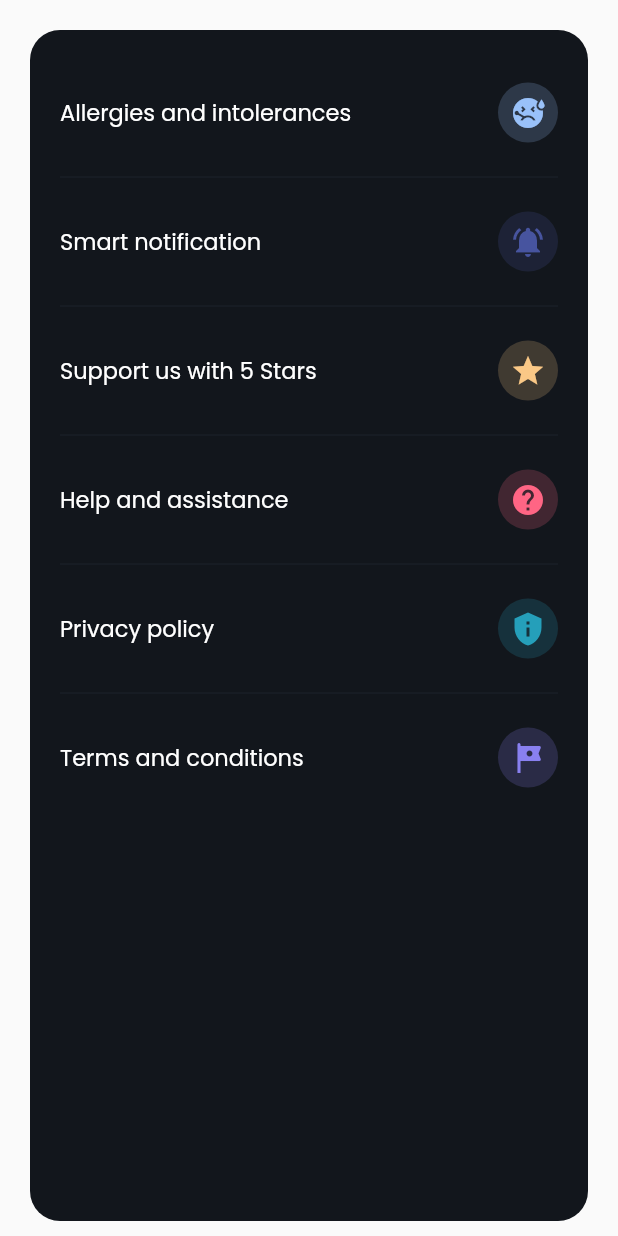
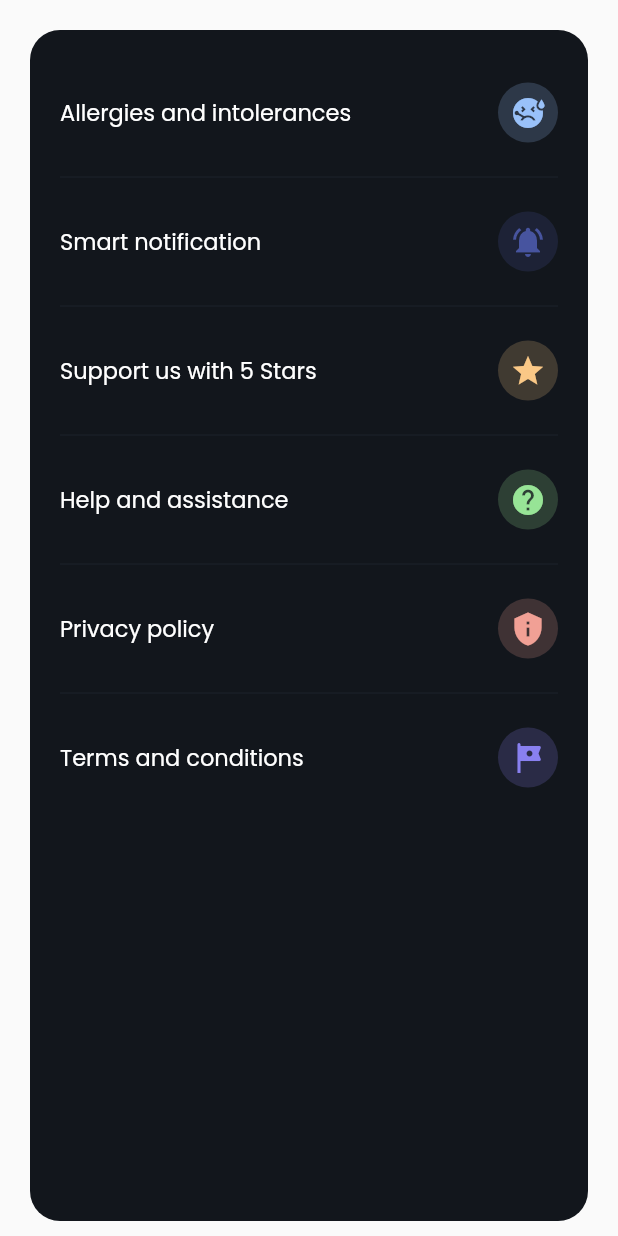
Before and after one commit to mitegj/food_match, a Flutter app: the SettingsArea widget shown alone on an empty page, opened directly with empty values, on a phone screen of 412 x 824 dp. Run offline on Flutter 3.47's test engine with Material 2 defaults, Android fonts, the phone set to English and light mode, and no system bars; our stand-ins replace cloud_firestore, firebase_auth, firebase_core, firebase_remote_config, fl_chart, flutter_local_notifications and 13 more; accounts and stored records are empty.

Commit message:
new version

```diff
--- a/lib/screens/allergies.dart
+++ b/lib/screens/allergies.dart
@@ -101,7 +101,8 @@ class AllergiesScreen extends GetWidget<AllergyController> {
                                               allergyController, index);
                                           return Obx(
                                             () => Container(
-                                              margin: EdgeInsets.all(5),
+                                              margin: EdgeInsets.only(
+                                                  top: 5, bottom: 5),
                                               padding: EdgeInsets.all(0),
                                               decoration: BoxDecoration(
                                                   color: UIColors.lightBlack,
--- a/lib/widgets/settings/disconnect_account_button.dart
+++ b/lib/widgets/settings/disconnect_account_button.dart
@@ -38,7 +38,7 @@ class DisconnectAccountButton extends StatelessWidget {
                   fontWeight: FontWeight.w400,
                 )),
             CircleAvatar(
-              backgroundColor: UIColors.black.withOpacity(0.6),
+              backgroundColor: Colors.red.withOpacity(0.2),
               child: Icon(
                 Icons.exit_to_app_sharp,
                 color: Colors.red[500],
--- a/lib/widgets/settings/settings_area.dart
+++ b/lib/widgets/settings/settings_area.dart
@@ -135,10 +135,10 @@ class SettingsArea extends StatelessWidget {
                         fontWeight: FontWeight.w400,
                       )),
                   CircleAvatar(
-                    backgroundColor: UIColors.pink.withOpacity(0.2),
+                    backgroundColor: UIColors.lightGreen.withOpacity(0.2),
                     child: Icon(
                       Icons.help,
-                      color: UIColors.pink,
+                      color: UIColors.lightGreen,
                     ),
                   )
                 ],
@@ -166,10 +166,10 @@ class SettingsArea extends StatelessWidget {
                         fontWeight: FontWeight.w400,
                       )),
                   CircleAvatar(
-                    backgroundColor: UIColors.azure.withOpacity(0.2),
+                    backgroundColor: UIColors.metallic.withOpacity(0.2),
                     child: Icon(
                       Icons.privacy_tip,
-                      color: UIColors.azure,
+                      color: UIColors.metallic,
                     ),
                   )
                 ],
--- a/pubspec.yaml
+++ b/pubspec.yaml
@@ -2,7 +2,7 @@ name: morning_brief
 description: A new Flutter project.
 
 publish_to: "none" # Remove this line if you wish to publish to pub.dev
-version: 1.1.1+1
+version: 1.1.0+1
 
 environment:
   sdk: ">=2.12.0 <3.0.0"
```
Also changed, not shown: lib/widgets/inventory/inventory_page.dart (+4 -3 lines), 1 other file.
